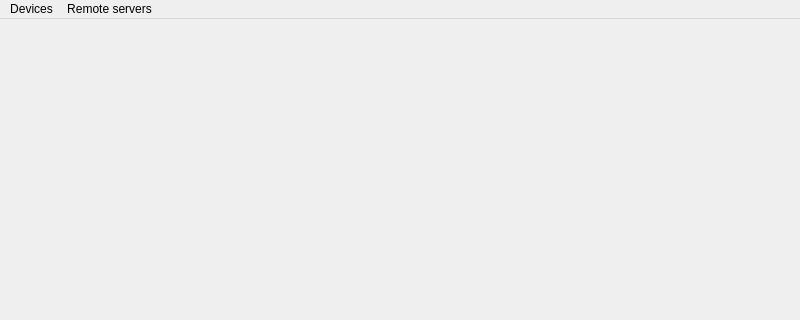
The window that ui/condetrol/condetrol/main_window/main_window.ui (light-scattering-iogs/caqtus) describes before a commit, drawn with Qt 5; both pictures show x 0 to 800 and y 0 to 320 of the 800 by 600 pixel window.
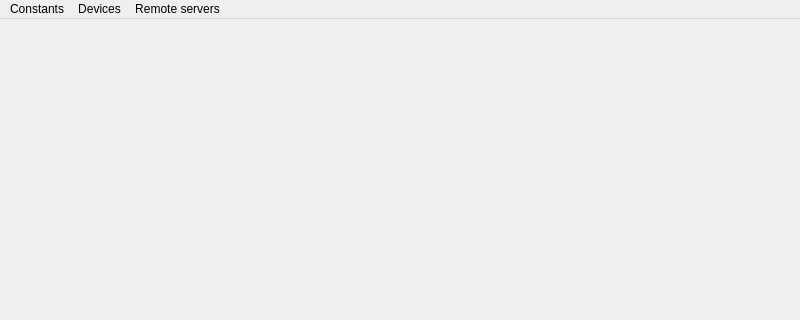
The same window after the commit.

Commit message: Add editor for constant tables

Diff of the .ui file:
```diff
--- a/ui/condetrol/condetrol/main_window/main_window.ui
+++ b/ui/condetrol/condetrol/main_window/main_window.ui
@@ -36,6 +36,13 @@
      <string>Remote servers</string>
     </property>
    </widget>
+   <widget class="QMenu" name="menuConstants">
+    <property name="title">
+     <string>Constants</string>
+    </property>
+    <addaction name="action_edit_constants"/>
+   </widget>
+   <addaction name="menuConstants"/>
    <addaction name="device_configurations_menu"/>
    <addaction name="menu"/>
   </widget>
```
Left out of the diff: 7 changed lines with no effect on the pictures. The commit also changes 11 other files.
